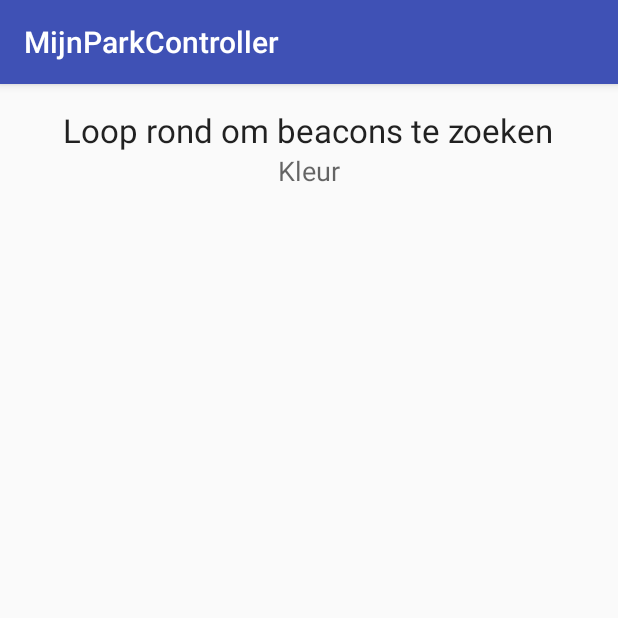
After one commit to tomkaal/TvOS_Han_MAD, an Android app: the BeaconSearchActivity screen opened directly, with no data from a screen before it, on a phone screen of 412 x 824 dp, the top half of it. The commit adds this screen. Run offline under Robolectric (Android 15) with nearby library versions, the phone set to English and light mode, and no system bars; libraries missing offline, so code that uses them is left out: com.estimote.sdk; 5 statements that could not run were skipped.

Commit message:
Added new beacon search activity + impoved beacon coloring + Costum beacon class

```diff
--- a/AndroidApp/MijnParkController/app/build.gradle
+++ b/AndroidApp/MijnParkController/app/build.gradle
@@ -24,4 +24,6 @@ dependencies {
     testCompile 'junit:junit:4.12'
     compile 'com.android.support:appcompat-v7:24.2.0'
     compile 'com.github.nkzawa:socket.io-client:0.3.0'
+    compile 'com.estimote:sdk:0.11.1@aar'
+
 }
--- /dev/null
+++ b/AndroidApp/MijnParkController/app/src/main/java/tvos/mad/han/mijnparkcontroller/BeaconSearchActivity.java
@@ -0,0 +1,119 @@
+package tvos.mad.han.mijnparkcontroller;
+
+import android.graphics.Color;
+import android.support.v7.app.AppCompatActivity;
+import android.os.Bundle;
+import android.util.Log;
+import android.widget.LinearLayout;
+import android.widget.TextView;
+
+import com.estimote.sdk.Beacon;
+import com.estimote.sdk.BeaconManager;
+import com.estimote.sdk.Region;
+import com.estimote.sdk.SystemRequirementsChecker;
+
+import java.util.ArrayList;
+import java.util.List;
+import java.util.UUID;
+
+public class BeaconSearchActivity extends AppCompatActivity {
+
+    public Region region;
+    public BeaconManager beaconManager;
+    private LinearLayout linearLayout;
+    private TextView textView;
+    private CostumBeacon costumBeacon;
+
+
+    @Override
+    protected void onCreate(Bundle savedInstanceState) {
+        super.onCreate(savedInstanceState);
+        setContentView(R.layout.activity_beacon_search);
+
+        beaconManager = new BeaconManager(this);
+        linearLayout = (LinearLayout) findViewById(R.id.testLayoutToChange);
+        textView = (TextView) findViewById(R.id.colorTextView);
+
+        final ArrayList<CostumBeacon> beaconList = new ArrayList<CostumBeacon>();
+        beaconList.add(new CostumBeacon(13348, 21514, "Yellow" ));
+        beaconList.add(new CostumBeacon(15803, 26551, "Candy" ));
+
+
+
+        beaconManager.setRangingListener(new BeaconManager.RangingListener() {
+            @Override
+            public void onBeaconsDiscovered(Region region, List<Beacon> list) {
+                if (!list.isEmpty()) {
+                    boolean isSet = false;
+                    for (int i = 0; i < list.size(); i ++){
+                        int major = list.get(i).getMajor();
+                        int minor = list.get(i).getMinor();
+                        String beaconKey = String.format("%d:%d", major, minor);
+//                        if(major == 13348 && minor == 21514){
+//                            Log.v("beacons", "Candy " + beaconKey);
+//                            if(!isSet) {
+//                                isSet = true;
+//                                linearLayout.setBackgroundColor(Color.parseColor("#FFBAD2"));
+//                                textView.setText("Candy");
+//                            }
+//
+//                        } else if(major == 15803 && minor == 26551){
+//                            Log.v("beacons", "Lime " + beaconKey);
+//                            if(!isSet){
+//                                isSet = true;
+//                                linearLayout.setBackgroundColor(Color.parseColor("yellow"));
+//                                textView.setText("Yellow");
+//                            }
+//                        } else {
+//                            Log.v("beacons", beaconKey);
+//                        }
+                        Log.v("beacons", beaconKey);
+
+                        for (int beaconCount = 0; beaconCount < beaconList.size(); beaconCount ++){
+
+                            if(major == beaconList.get(beaconCount).major && minor == beaconList.get(beaconCount).minor){
+                                linearLayout.setBackgroundColor(Color.parseColor(getColorCode(beaconList.get(beaconCount).beaconName)));
+                                textView.setText(beaconList.get(beaconCount).beaconName);
+                            }
+                        }
+
+                    }
+                    Log.v("beacons", "-------------------------");
+
+                }
+            }
+        });
+        region = new Region("ranged region", UUID.fromString("B9407F30-F5F8-466E-AFF9-25556B57FE6D"), null, null);
+
+    }
+
+    private String getColorCode(String colorName){
+        switch (colorName){
+            case "Yellow": return "yellow";
+            case "Candy": return "#FFBAD2";
+            default: return "white";
+        }
+
+    }
+
+    @Override
+    protected void onResume() {
+        super.onResume();
+
+        SystemRequirementsChecker.checkWithDefaultDialogs(this);
+
+        beaconManager.connect(new BeaconManager.ServiceReadyCallback() {
+            @Override
+            public void onServiceReady() {
+                beaconManager.startRanging(region);
+            }
+        });
+    }
+
+    @Override
+    protected void onPause() {
+        beaconManager.stopRanging(region);
+
+        super.onPause();
+    }
+}
--- /dev/null
+++ b/AndroidApp/MijnParkController/app/src/main/java/tvos/mad/han/mijnparkcontroller/CostumBeacon.java
@@ -0,0 +1,16 @@
+package tvos.mad.han.mijnparkcontroller;
+
+/**
+ * Created by tommi on 21-11-2016.
+ */
+public class CostumBeacon {
+
+    public String beaconName;
+    public int major, minor;
+
+    public CostumBeacon(int major, int minor, String beaconName){
+        this.major = major;
+        this.minor = minor;
+        this.beaconName = beaconName;
+    }
+}
--- a/AndroidApp/MijnParkController/app/src/main/java/tvos/mad/han/mijnparkcontroller/JoinGroup.java
+++ b/AndroidApp/MijnParkController/app/src/main/java/tvos/mad/han/mijnparkcontroller/JoinGroup.java
@@ -28,11 +28,6 @@ public class JoinGroup extends AppCompatActivity {
 
         final String userName = getIntent().getExtras().getString("name");
         Log.v("Username", userName);
-
-        SharedPreferences sharedPref = getPreferences(Context.MODE_PRIVATE);
-        SharedPreferences.Editor editor = sharedPref.edit();
-        editor.putString("userId", "hetUserId1234");
-        editor.commit();
 
         updateGreetingMessageWithUserName(userName);
 
--- /dev/null
+++ b/AndroidApp/MijnParkController/app/src/main/res/layout/activity_beacon_search.xml
@@ -0,0 +1,41 @@
+<?xml version="1.0" encoding="utf-8"?>
+<RelativeLayout xmlns:android="http://schemas.android.com/apk/res/android"
+    xmlns:tools="http://schemas.android.com/tools"
+    android:layout_width="match_parent"
+    android:layout_height="match_parent"
+    android:paddingBottom="@dimen/activity_vertical_margin"
+    android:paddingLeft="@dimen/activity_horizontal_margin"
+    android:paddingRight="@dimen/activity_horizontal_margin"
+    android:paddingTop="@dimen/activity_vertical_margin"
+    tools:context="tvos.mad.han.mijnparkcontroller.BeaconSearchActivity">
+
+
+
+    <TextView
+        android:layout_width="wrap_content"
+        android:layout_height="wrap_content"
+        android:textAppearance="?android:attr/textAppearanceLarge"
+        android:text="Loop rond om beacons te zoeken"
+        android:id="@+id/textView6"
+        android:layout_alignParentTop="true"
+        android:layout_centerHorizontal="true" />
+
+
+    <LinearLayout
+        android:orientation="vertical"
+        android:layout_width="match_parent"
+        android:layout_height="match_parent"
+        android:id="@+id/testLayoutToChange"
+        android:layout_below="@+id/textView6"
+        android:layout_centerHorizontal="true">
+
+
+        <TextView
+            android:layout_width="wrap_content"
+            android:layout_height="wrap_content"
+            android:textAppearance="?android:attr/textAppearanceMedium"
+            android:text="Kleur"
+            android:id="@+id/colorTextView"
+            android:layout_gravity="center_horizontal" />
+    </LinearLayout>
+</RelativeLayout>
--- a/AndroidApp/MijnParkController/app/src/main/res/layout/activity_main.xml
+++ b/AndroidApp/MijnParkController/app/src/main/res/layout/activity_main.xml
@@ -104,6 +104,11 @@
             android:layout_width="match_parent"
             android:layout_height="wrap_content"
             android:text="Doorgaan" />
+        <Button
+            android:id="@+id/beaconTest"
+            android:layout_width="match_parent"
+            android:layout_height="wrap_content"
+            android:text="Beacon test" />
 
     </LinearLayout>
 </LinearLayout>
```
Also changed, not shown: AndroidApp/MijnParkController/app/src/main/AndroidManifest.xml (+5 -2 lines), AndroidApp/MijnParkController/app/src/main/java/tvos/mad/han/mijnparkcontroller/MainActivity.java (+29 -2 lines), 1 other file.
